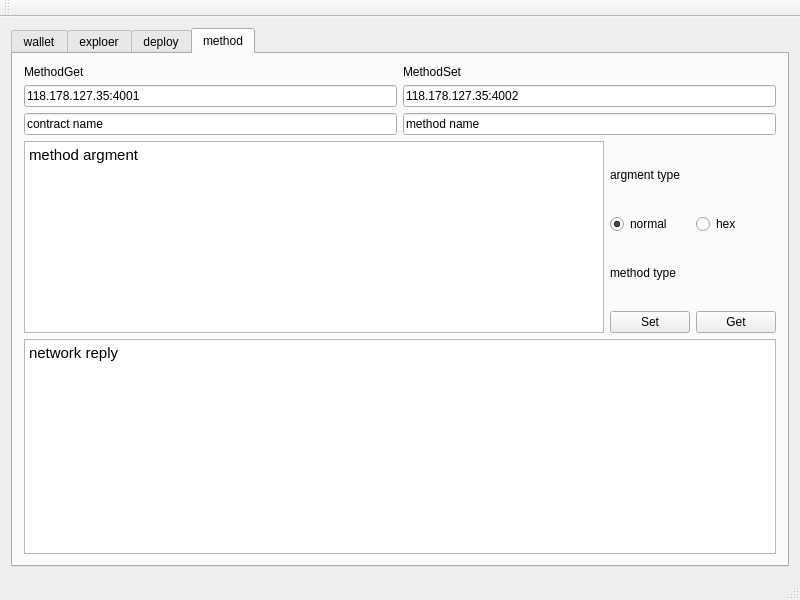
This is MainWindow.ui in t2dk49580/OriginWallet as Qt 5 draws it before an edit. The edited form follows.
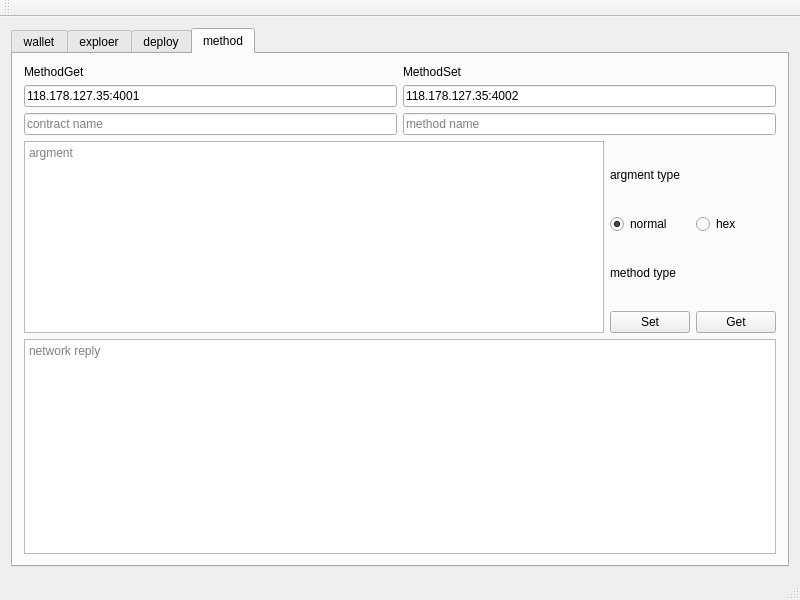
This is the edited form. The open tabs and pages were chosen to show the change.

```diff
--- a/MainWindow.ui
+++ b/MainWindow.ui
@@ -513,6 +513,9 @@
             <item>
              <widget class="QLineEdit" name="le_method_contract">
               <property name="text">
+               <string/>
+              </property>
+              <property name="placeholderText">
                <string>contract name</string>
               </property>
              </widget>
@@ -538,6 +541,9 @@
             <item>
              <widget class="QLineEdit" name="le_method">
               <property name="text">
+               <string/>
+              </property>
+              <property name="placeholderText">
                <string>method name</string>
               </property>
              </widget>
@@ -553,7 +559,10 @@
 &lt;html&gt;&lt;head&gt;&lt;meta name=&quot;qrichtext&quot; content=&quot;1&quot; /&gt;&lt;style type=&quot;text/css&quot;&gt;
 p, li { white-space: pre-wrap; }
 &lt;/style&gt;&lt;/head&gt;&lt;body style=&quot; font-family:'Ubuntu'; font-size:11pt; font-weight:400; font-style:normal;&quot;&gt;
-&lt;p style=&quot; margin-top:0px; margin-bottom:0px; margin-left:0px; margin-right:0px; -qt-block-indent:0; text-indent:0px;&quot;&gt;method argment&lt;/p&gt;&lt;/body&gt;&lt;/html&gt;</string>
+&lt;p style=&quot;-qt-paragraph-type:empty; margin-top:0px; margin-bottom:0px; margin-left:0px; margin-right:0px; -qt-block-indent:0; text-indent:0px;&quot;&gt;&lt;br /&gt;&lt;/p&gt;&lt;/body&gt;&lt;/html&gt;</string>
+          </property>
+          <property name="placeholderText">
+           <string>argment</string>
           </property>
          </widget>
         </item>
@@ -631,7 +640,10 @@
 &lt;html&gt;&lt;head&gt;&lt;meta name=&quot;qrichtext&quot; content=&quot;1&quot; /&gt;&lt;style type=&quot;text/css&quot;&gt;
 p, li { white-space: pre-wrap; }
 &lt;/style&gt;&lt;/head&gt;&lt;body style=&quot; font-family:'Ubuntu'; font-size:11pt; font-weight:400; font-style:normal;&quot;&gt;
-&lt;p style=&quot; margin-top:0px; margin-bottom:0px; margin-left:0px; margin-right:0px; -qt-block-indent:0; text-indent:0px;&quot;&gt;network reply&lt;/p&gt;&lt;/body&gt;&lt;/html&gt;</string>
+&lt;p style=&quot;-qt-paragraph-type:empty; margin-top:0px; margin-bottom:0px; margin-left:0px; margin-right:0px; -qt-block-indent:0; text-indent:0px;&quot;&gt;&lt;br /&gt;&lt;/p&gt;&lt;/body&gt;&lt;/html&gt;</string>
+          </property>
+          <property name="placeholderText">
+           <string>network reply</string>
           </property>
          </widget>
         </item>
```
Left out of the diff: 25 changed lines with no effect on the pictures.
